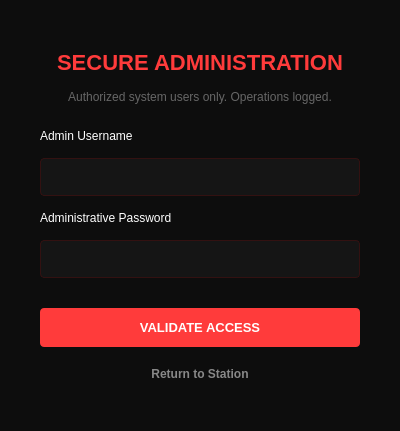
Qt form ui/adminloginwindow.ui (zuni-gleam/OOP-Banking-Management-System) before a commit.
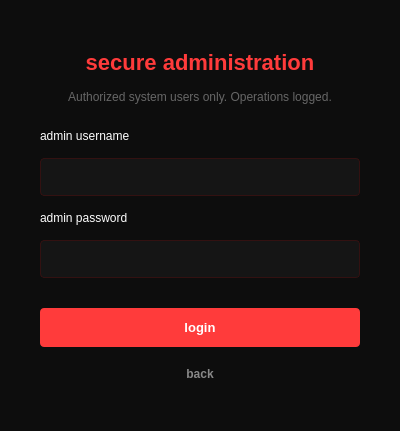
The same form after that commit.

What changed in the file:
```diff
--- a/ui/adminloginwindow.ui
+++ b/ui/adminloginwindow.ui
@@ -38,7 +38,7 @@
       <string notr="true">color: #FF3B3B; font-size: 22px; font-weight: bold;</string>
      </property>
      <property name="text">
-      <string>SECURE ADMINISTRATION</string>
+        <string>secure administration</string>
      </property>
      <property name="alignment">
       <set>Qt::AlignCenter</set>
@@ -61,7 +61,7 @@
    <item>
     <widget class="QLabel" name="label_1">
      <property name="text">
-      <string>Admin Username</string>
+          <string>admin username</string>
      </property>
     </widget>
    </item>
@@ -75,7 +75,7 @@
    <item>
     <widget class="QLabel" name="label_2">
      <property name="text">
-      <string>Administrative Password</string>
+          <string>admin password</string>
      </property>
     </widget>
    </item>
@@ -95,7 +95,7 @@
       <string notr="true">background-color: #FF3B3B; color: white; font-weight: bold; padding: 12px; border-radius: 4px; font-size: 13px; margin-top: 15px;</string>
      </property>
      <property name="text">
-      <string>VALIDATE ACCESS</string>
+         <string>login</string>
      </property>
     </widget>
    </item>
@@ -105,7 +105,7 @@
       <string notr="true">background-color: transparent; color: #888888; border: none; font-weight: bold; margin-top: 5px;</string>
      </property>
      <property name="text">
-      <string>Return to Station</string>
+         <string>back</string>
      </property>
     </widget>
    </item>
```
Left out of the diff: 2 changed lines with no effect on the pictures.
